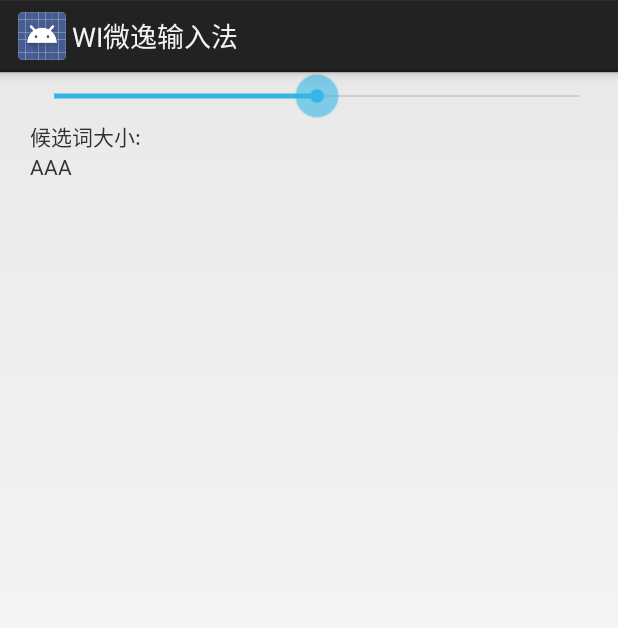
After one commit to WiInputMethod/VE, an Android app: the layout textsize_setting.xml on its own in the app's theme, with its tools: preview values and no code run, on a phone screen of 412 x 824 dp. The commit adds this screen. Shown: the top 628 px of the screen. Run offline under Robolectric (Android 15) with nearby library versions, the phone set to English and light mode, and no system bars.

Commit message:
设置-添加自定义候选词大小选项

```diff
--- /dev/null
+++ b/code/app/src/main/res/layout/textsize_setting.xml
@@ -0,0 +1,29 @@
+<?xml version="1.0" encoding="utf-8"?>
+<LinearLayout xmlns:android="http://schemas.android.com/apk/res/android"
+              android:layout_width="fill_parent"
+              android:layout_height="fill_parent"
+              android:orientation="vertical">
+
+<SeekBar android:layout_width="fill_parent"
+         android:layout_height="wrap_content"
+         android:id="@+id/textsizeBar"
+         android:layout_marginLeft="20dip"
+         android:layout_marginRight="10dip"
+         android:max="100"
+         android:progress="50">
+</SeekBar>
+
+    <TextView android:text="候选词大小:"
+              android:layout_height="wrap_content"
+              android:layout_width="wrap_content"
+
+              android:layout_marginLeft="20dip">
+    </TextView>
+    <TextView android:layout_width="match_parent" android:layout_height="110dip"
+              android:text="AAA"
+              android:id="@+id/tv_textsize_sample"
+              android:layout_marginLeft="20dip"
+
+    />
+
+</LinearLayout>
```
Also changed, not shown: code/app/src/main/java/com/hit/wi/ve/view/TextSizePreference.java (added, +49 -0 lines), code/app/src/main/res/xml/setting.xml (+11 -0 lines).
